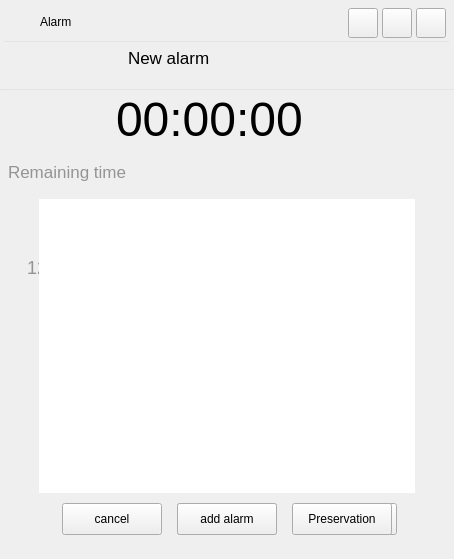
Before: the Qt Designer form src/plugins/ukui-clock/clock.ui in ukui/ukui-sidebar, drawn with Qt 5.
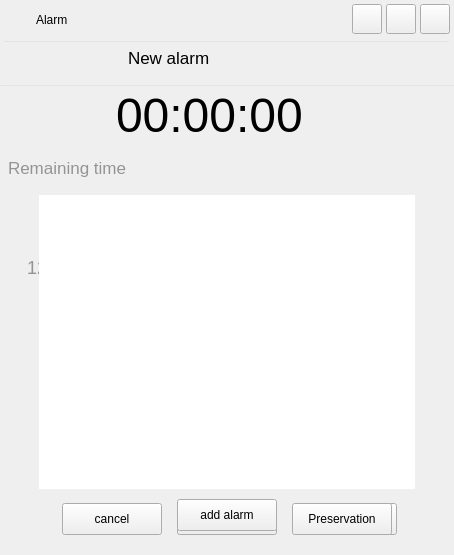
After: the same form once the commit is applied. Icons and pictures are not drawn. Custom widgets are drawn as their Qt base class.

Commit message: [alarm clock] adaptive window manager

What changed in the file:
```diff
--- a/src/plugins/ukui-clock/clock.ui
+++ b/src/plugins/ukui-clock/clock.ui
@@ -7,7 +7,7 @@
     <x>0</x>
     <y>0</y>
     <width>454</width>
-    <height>559</height>
+    <height>555</height>
    </rect>
   </property>
   <property name="windowTitle">
@@ -20,7 +20,7 @@
    <property name="geometry">
     <rect>
      <x>0</x>
-     <y>89</y>
+     <y>85</y>
      <width>454</width>
      <height>466</height>
     </rect>
@@ -526,8 +526,8 @@
   <widget class="QPushButton" name="pushButton_5">
    <property name="geometry">
     <rect>
-     <x>416</x>
-     <y>8</y>
+     <x>420</x>
+     <y>4</y>
      <width>30</width>
      <height>30</height>
     </rect>
@@ -539,8 +539,8 @@
   <widget class="QPushButton" name="pushButton_4">
    <property name="geometry">
     <rect>
-     <x>382</x>
-     <y>8</y>
+     <x>386</x>
+     <y>4</y>
      <width>30</width>
      <height>30</height>
     </rect>
@@ -553,7 +553,7 @@
    <property name="geometry">
     <rect>
      <x>0</x>
-     <y>41</y>
+     <y>37</y>
      <width>454</width>
      <height>300</height>
     </rect>
@@ -763,8 +763,8 @@
   <widget class="QPushButton" name="pushButton_12">
    <property name="geometry">
     <rect>
-     <x>348</x>
-     <y>8</y>
+     <x>352</x>
+     <y>4</y>
      <width>30</width>
      <height>30</height>
     </rect>
@@ -776,8 +776,8 @@
   <widget class="QLabel" name="label">
    <property name="geometry">
     <rect>
-     <x>40</x>
-     <y>6</y>
+     <x>36</x>
+     <y>4</y>
      <width>41</width>
      <height>31</height>
     </rect>
@@ -789,10 +789,10 @@
   <widget class="QLabel" name="label_2">
    <property name="geometry">
     <rect>
-     <x>10</x>
-     <y>10</y>
-     <width>23</width>
-     <height>23</height>
+     <x>8</x>
+     <y>8</y>
+     <width>24</width>
+     <height>24</height>
     </rect>
    </property>
    <property name="styleSheet">
```
Left out of the diff: 2 changed lines with no effect on the pictures. The commit also changes 9 other files.
